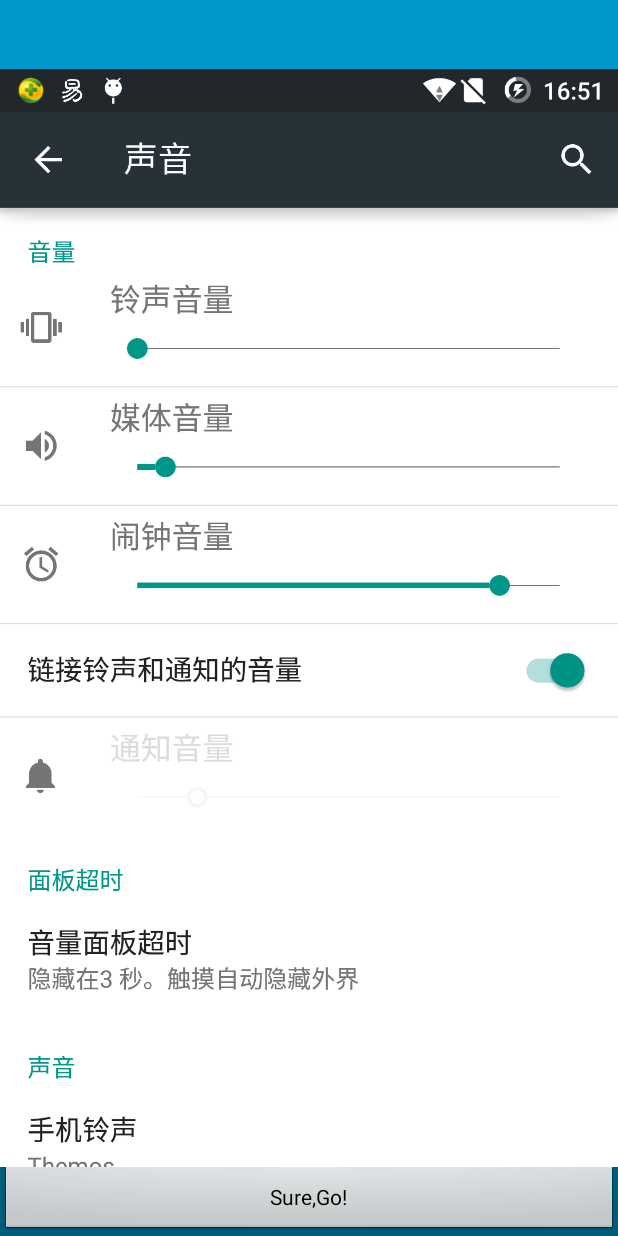
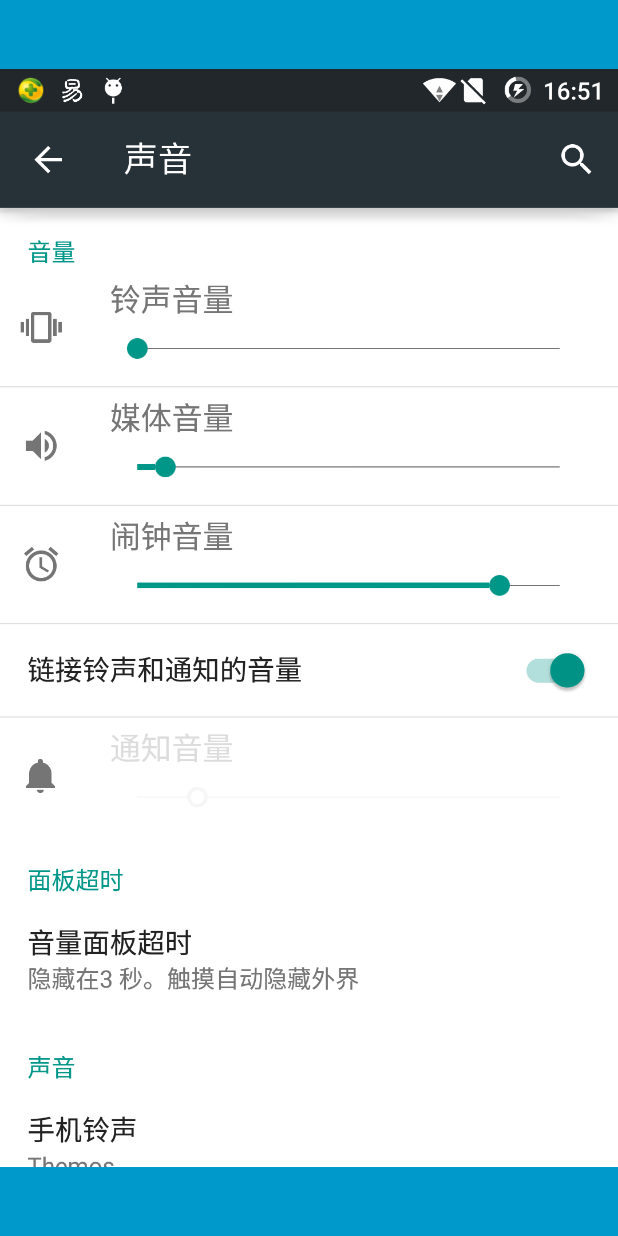
Before and after one commit to atleast/laststone, an Android app: the screen it shows after launch (StartupActivity), on a phone screen of 412 x 824 dp. Run offline under Robolectric (Android 15) with nearby library versions, the phone set to English and light mode, and no system bars.

```diff
--- a/LastStone/src/main/java/com/atleast/laststone/StartupActivity.java
+++ b/LastStone/src/main/java/com/atleast/laststone/StartupActivity.java
@@ -11,6 +11,7 @@ public class StartupActivity extends Activity {
     protected void onCreate(Bundle savedInstanceState) {
         super.onCreate(savedInstanceState);
 
+        //获取屏幕分辨率等信息
         DisplayMetrics dm = new DisplayMetrics();
         getWindowManager().getDefaultDisplay().getMetrics(dm);
         int width = dm.widthPixels;
@@ -21,13 +22,14 @@ public class StartupActivity extends Activity {
         float xDPI = dm.xdpi;
         float yDPI = dm.ydpi;
 
-
+        //已过期的方法，不建议使用
 //        WindowManager wm = this.getWindowManager();
 //        int width = wm.getDefaultDisplay().getWidth();
 //        int height = wm.getDefaultDisplay().getHeight();
 
         System.out.println("Window width = " + width + " and height = " + height + " Density = " + density + " and DensityDPI = " + densityDPI + " xDPI = " + xDPI + " and yDPI = " + yDPI);
 
+        //根据不同的屏幕分辨率，设置不同的页面布局
         if( (width == 480) && (height == 800) ){
 
             setContentView(R.layout.activity_startup_3_5);
@@ -45,10 +47,6 @@ public class StartupActivity extends Activity {
 
         }
 
-
-        final View controlsView = findViewById(R.id.fullscreen_content_controls);
-        final View contentView = findViewById(R.id.fullscreen_content);
-
     }
 
     @Override
--- a/LastStone/src/main/res/layout/activity_startup_9_16.xml
+++ b/LastStone/src/main/res/layout/activity_startup_9_16.xml
@@ -1,55 +1,14 @@
 <FrameLayout xmlns:android="http://schemas.android.com/apk/res/android"
     xmlns:tools="http://schemas.android.com/tools"
-    android:layout_width="match_parent"
-    android:layout_height="match_parent"
+    android:layout_width="fill_parent"
+    android:layout_height="fill_parent"
     android:background="#0099cc"
     tools:context="com.atleast.laststone.StartupActivity" >
 
-    <!--
-         The primary full-screen view. This can be replaced with whatever view
-         is needed to present your content, e.g. VideoView, SurfaceView,
-         TextureView, etc.
-    -->
-
-    <TextView
-        android:id="@+id/fullscreen_content"
-        android:layout_width="match_parent"
-        android:layout_height="match_parent"
-        android:gravity="center"
-        android:keepScreenOn="true"
-        android:text="@string/dummy_content"
-        android:textColor="#33b5e5"
-        android:textSize="50sp"
-        android:textStyle="bold" />
-
-    <!--
-         This FrameLayout insets its children based on system windows using
-         android:fitsSystemWindows.
-    -->
-
     <FrameLayout
-        android:layout_width="match_parent"
-        android:layout_height="match_parent"
+        android:layout_width="fill_parent"
+        android:layout_height="fill_parent"
         android:fitsSystemWindows="true" >
-
-        <LinearLayout
-            android:id="@+id/fullscreen_content_controls"
-            style="?metaButtonBarStyle"
-            android:layout_width="match_parent"
-            android:layout_height="wrap_content"
-            android:layout_gravity="bottom|center_horizontal"
-            android:background="@color/black_overlay"
-            android:orientation="horizontal"
-            tools:ignore="UselessParent" >
-
-            <Button
-                android:id="@+id/dummy_button"
-                style="?metaButtonBarButtonStyle"
-                android:layout_width="0dp"
-                android:layout_height="wrap_content"
-                android:layout_weight="1"
-                android:text="@string/dummy_button" />
-        </LinearLayout>
 
         <ImageView
             android:layout_width="wrap_content"
```
Also changed, not shown: LastStone/src/main/AndroidManifest.xml (+5 -3 lines), LastStone/src/main/res/layout/activity_startup_2_3.xml (+0 -11 lines), LastStone/src/main/res/layout/activity_startup_3_5.xml (+0 -41 lines), 1 other file.
